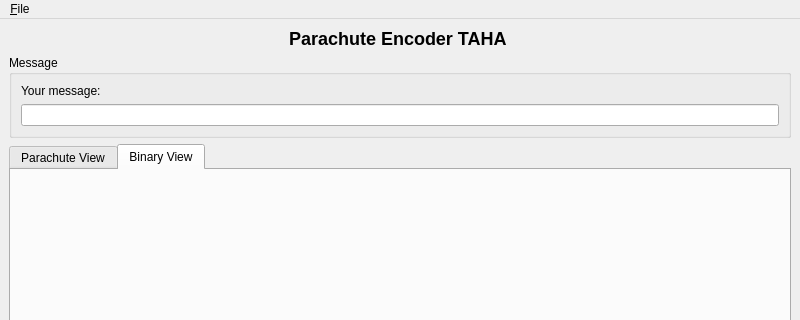
Above: src/view/MainWindow.ui from Tahazouggari/Parachute before the change; both pictures show x 0 to 800 and y 0 to 320 of the 800 by 600 pixel window. Below: the same form after it.
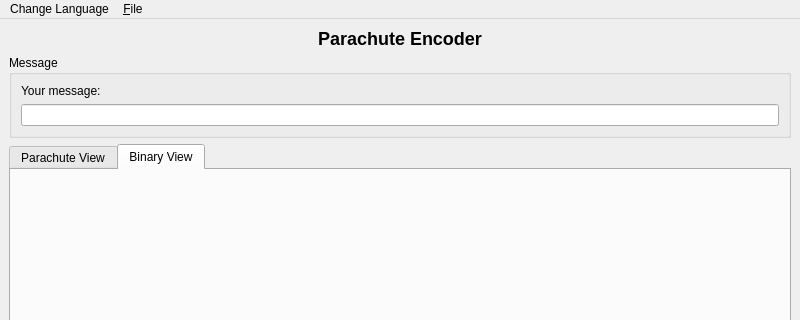
That is the form after the change. The open tabs and pages were chosen to show the change.

Patch:
```diff
--- a/src/view/MainWindow.ui
+++ b/src/view/MainWindow.ui
@@ -21,7 +21,7 @@
        <string>font-size: 18px; font-weight: bold;</string>
       </property>
       <property name="text">
-       <string>Parachute Encoder TAHA </string>
+       <string>Parachute Encoder</string>
       </property>
       <property name="alignment">
        <set>Qt::AlignCenter</set>
@@ -144,6 +144,15 @@
     <addaction name="openAction"/>
     <addaction name="exitAction"/>
    </widget>
+   <widget class="QMenu" name="languageMenu">
+    <property name="title">
+     <string>Change Language</string>
+    </property>
+    <addaction name="actionEnglish"/>
+    <addaction name="actionfrensh"/>
+    <addaction name="actionArabic"/>
+   </widget>
+   <addaction name="languageMenu"/>
    <addaction name="fileMenu"/>
   </widget>
   <widget class="QStatusBar" name="statusbar"/>
```
Left out of the diff: 20 changed lines with no effect on the pictures.
